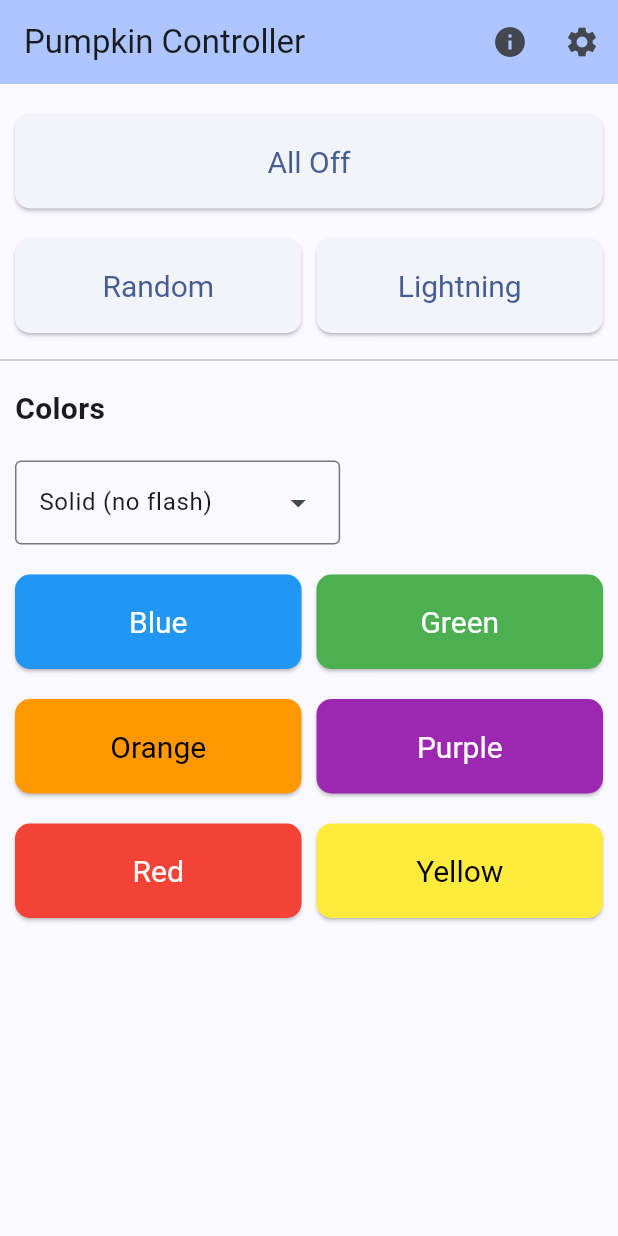
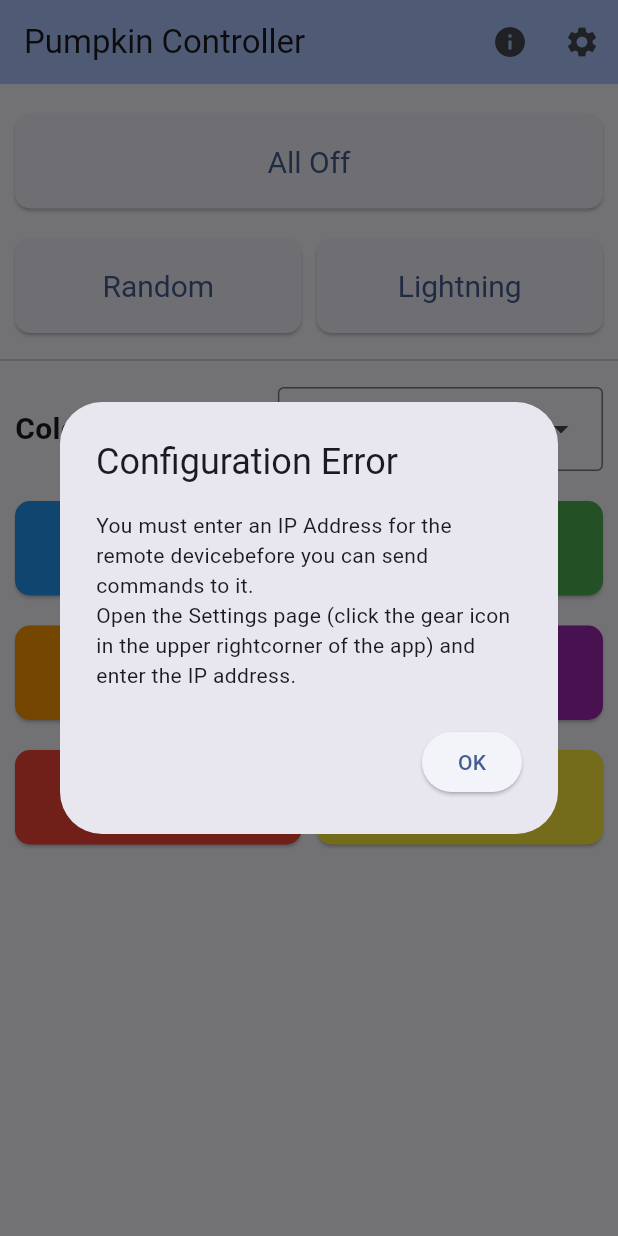
Before and after one commit to fumblystuff/pumpkin-controller-app-flutter, a Flutter app: the screen it shows after launch, after a tap on "All Off", on a phone screen of 412 x 824 dp. Run offline on Flutter 3.47's test engine with Material 2 defaults, Android fonts, the phone set to English and light mode, and no system bars; our stand-ins replace dio, flutter_easyloading, fluttertoast, package_info_plus, shared_preferences.

Commit message:
put colors and dropdown on the same line

```diff
--- a/lib/pages/home_page.dart
+++ b/lib/pages/home_page.dart
@@ -163,6 +163,9 @@ class _PumpkinControllerHomeState extends State<PumpkinControllerHome> {
                     const Divider(),
                     Padding(
                       padding: const EdgeInsets.all(10.0),
+                      child: Row(
+                        children: [
+                          Expanded(
                             child: Align(
                               alignment: Alignment.centerLeft,
                               child: Text(
@@ -171,12 +174,6 @@ class _PumpkinControllerHomeState extends State<PumpkinControllerHome> {
                               ),
                             ),
                           ),
-                    Padding(
-                      padding: const EdgeInsets.all(10.0),
-                      child: Row(
-                        children: [
-                          // const Text('Number of flashes:'),
-                          // SizedBox(width: boxWidth),
                           DropdownMenu<FlashCount>(
                             initialSelection: FlashCount.solid,
                             controller: flashController,
@@ -278,49 +275,6 @@ class _PumpkinControllerHomeState extends State<PumpkinControllerHome> {
   }
 }
 
-void execCmd(BuildContext context, String cmdSnippet) async {
-  Response response;
-  String cmdStr = 'http://${config.hostAddress}/$cmdSnippet';
-  log.info('Connecting to $cmdStr');
-  try {
-    EasyLoading.show(status: 'Executing command...');
-    response = await dio.get(cmdStr);
-    EasyLoading.dismiss();
-    if (response.statusCode == 200) {
-      log.info('Success');
-      Fluttertoast.showToast(
-          msg: 'Successfully executed "$cmdSnippet" command',
-          toastLength: Toast.LENGTH_SHORT,
-          gravity: ToastGravity.CENTER,
-          timeInSecForIosWeb: 1,
-          fontSize: 16.0);
-    } else {
-      log.info('Failure ${response.statusMessage}');
-      if (!context.mounted) return;
-      alerts.alertRaisedWait(
-          context: context,
-          title: 'Error',
-          message: 'Remote command execution failed (unknown error)');
-    }
-  } on DioException catch (e) {
-    EasyLoading.dismiss();
-    if (e.response != null) {
-      print(e.response?.data);
-      print(e.response?.headers);
-
-      if (!context.mounted) return;
-      alerts.alertRaisedWait(
-          context: context,
-          title: 'Execution Error',
-          message: e.response!.statusMessage ?? 'Failure');
-    } else {
-      // Something happened in setting up or sending the request that triggered an Error
-      log.info(e.requestOptions);
-      log.info(e.message);
-    }
-  }
-}
-
 Widget _expandedButton(
     {required BuildContext context,
     required String btnText,
@@ -348,3 +302,58 @@ Widget _expandedButton(
     ),
   );
 }
+
+void execCmd(BuildContext context, String cmdSnippet) async {
+  Response response;
+
+  String hostAddress = config.hostAddress ?? '';
+  if (hostAddress.isEmpty) {
+    alerts.alertRaisedWait(
+        context: context,
+        title: 'Configuration Error',
+        message: 'You must enter an IP Address for the remote device'
+            'before you can send commands to it.\nOpen the '
+            'Settings page (click the gear icon in the upper right'
+            'corner of the app) and enter the IP address.');
+    return;
+  }
+
+  String cmdStr = 'http://$hostAddress/$cmdSnippet';
+  log.info('Connecting to $cmdStr');
+  try {
+    EasyLoading.show(status: 'Executing...');
+    response = await dio.get(cmdStr);
+    EasyLoading.dismiss();
+    if (response.statusCode == 200) {
+      log.info('Success');
+      Fluttertoast.showToast(
+          msg: 'Successfully executed "$cmdSnippet" command',
+          toastLength: Toast.LENGTH_SHORT,
+          gravity: ToastGravity.CENTER,
+          timeInSecForIosWeb: 1,
+          fontSize: 16.0);
+    } else {
+      log.info('Failure ${response.statusMessage}');
+      if (!context.mounted) return;
+      alerts.alertRaisedWait(
+          context: context,
+          title: 'Error',
+          message: 'Remote command execution failed (unknown error)');
+    }
+  } on DioException catch (e) {
+    EasyLoading.dismiss();
+    if (e.response != null) {
+      print(e.response?.data);
+      print(e.response?.headers);
+      if (!context.mounted) return;
+      alerts.alertRaisedWait(
+          context: context,
+          title: 'Execution Error',
+          message: e.response!.statusMessage ?? 'Failure');
+    } else {
+      // Something happened in setting up or sending the request that triggered an Error
+      log.info(e.requestOptions);
+      log.info(e.message);
+    }
+  }
+}
```
Also changed, not shown: 1 other file. Lines whose indentation alone changed are shown as unchanged.
